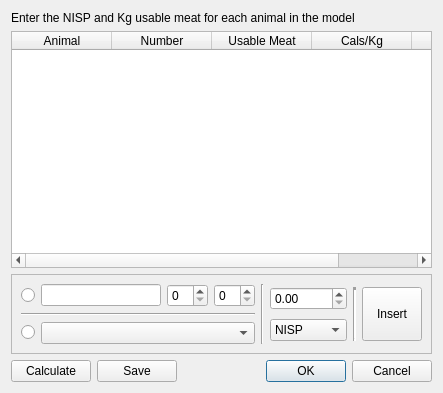
Above: src/ui/laassemblageconversionbase.ui from arkygeek/landuseanalyst before the change. Below: the same form after it.
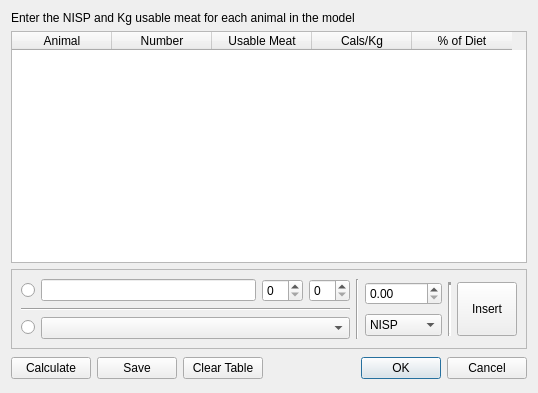
That is the form after the change. Icons and pictures are not drawn.

Commit message: conversion utility functional and verified to work. need to get save working, perhaps to csv file (?)

```diff
--- a/src/ui/laassemblageconversionbase.ui
+++ b/src/ui/laassemblageconversionbase.ui
@@ -5,7 +5,7 @@
    <rect>
     <x>0</x>
     <y>0</y>
-    <width>443</width>
+    <width>529</width>
     <height>393</height>
    </rect>
   </property>
@@ -23,7 +23,7 @@
      </property>
     </widget>
    </item>
-   <item row="1" column="0" colspan="4" >
+   <item row="1" column="0" colspan="5" >
     <widget class="QTableWidget" name="tblAnimals" >
      <property name="toolTip" >
       <string/>
@@ -70,7 +70,7 @@
      </column>
     </widget>
    </item>
-   <item row="2" column="0" colspan="4" >
+   <item row="2" column="0" colspan="5" >
     <widget class="QFrame" name="frame" >
      <property name="minimumSize" >
       <size>
@@ -205,33 +205,40 @@
     </widget>
    </item>
    <item row="3" column="0" >
-    <widget class="QPushButton" name="pbnCalculate_2" >
+    <widget class="QPushButton" name="pbnCalculate" >
      <property name="text" >
       <string>Calculate</string>
      </property>
     </widget>
    </item>
    <item row="3" column="1" >
-    <widget class="QPushButton" name="pbnCalculate" >
+    <widget class="QPushButton" name="pbnSave" >
      <property name="text" >
       <string>Save</string>
      </property>
     </widget>
    </item>
    <item row="3" column="2" >
+    <widget class="QPushButton" name="pbnClearTable" >
+     <property name="text" >
+      <string>Clear Table</string>
+     </property>
+    </widget>
+   </item>
+   <item row="3" column="3" >
     <spacer>
      <property name="orientation" >
       <enum>Qt::Horizontal</enum>
      </property>
      <property name="sizeHint" >
       <size>
-       <width>41</width>
-       <height>20</height>
+       <width>121</width>
+       <height>27</height>
       </size>
      </property>
     </spacer>
    </item>
-   <item row="3" column="3" >
+   <item row="3" column="4" >
     <widget class="QDialogButtonBox" name="buttonBox" >
      <property name="orientation" >
       <enum>Qt::Horizontal</enum>
```
The commit also changes 2 other files.
